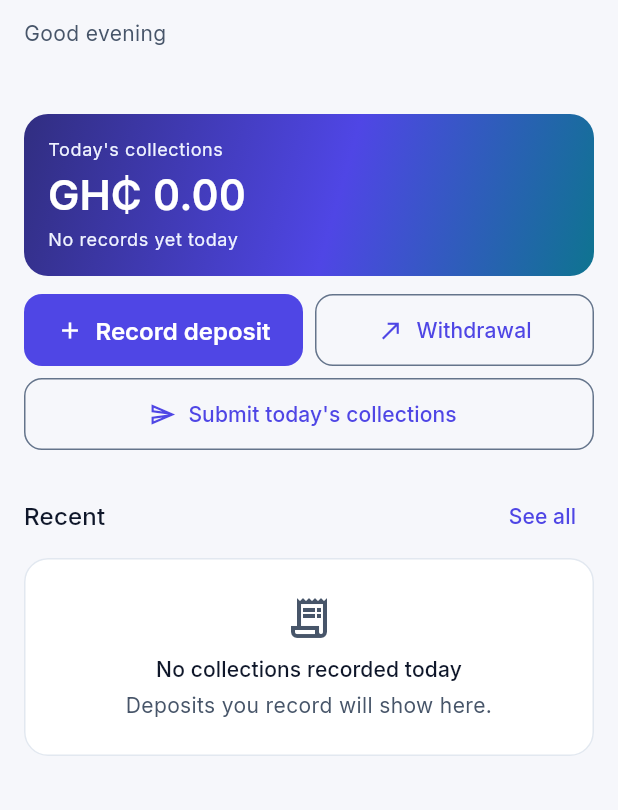
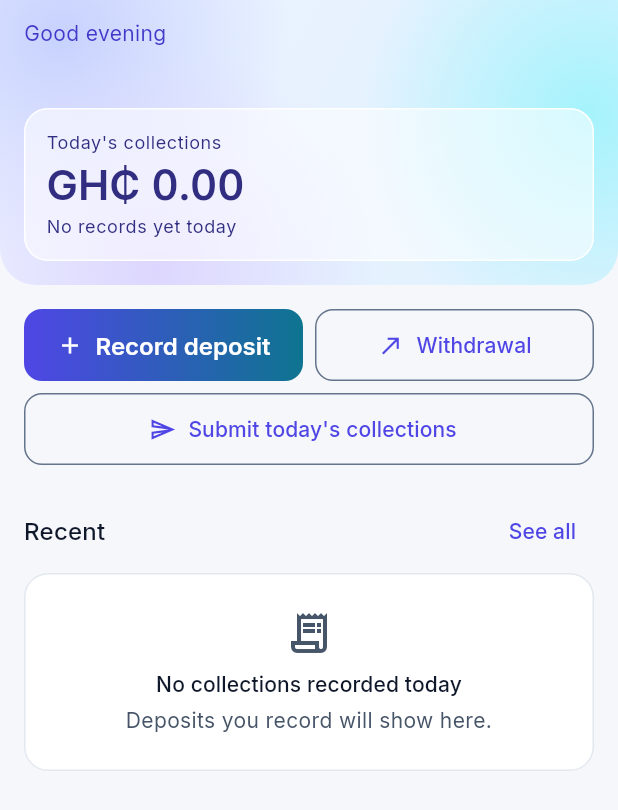
Before and after one commit to Benney-Walker/cash_client, a Flutter app: the HomeScreen screen opened directly with empty values, on a phone screen of 412 x 824 dp. Shown: the top 810 px of the screen. Run offline on Flutter 3.47's test engine with Material 3 defaults, Android fonts, the phone set to English and light mode, and no system bars; our stand-ins replace flutter_secure_storage, package_info_plus, shared_preferences; accounts and stored records are empty.

Commit message:
Restyle the home screen as H1, the wash header
Keeps design A's layout. The pale gradient wash now runs across the
top, under the status bar, with the greeting, the collector's name and
today's total on a glass card. Record deposit is the screen's one
gradient button; Withdrawal and Submit today's collections stay
outlined on the plain page.

GradientWash now takes its child's size (so it works as a header as
well as a full-screen background) and can round its corners. The
frosted card moves to a shared GlassCard used by sign-in and home.
GradientButton gains an optional padding for buttons that share a row.

Co-Authored-By: Claude Opus 5.5 <noreply@anthropic.com>
Claude-Session: https://claude.ai/code/session_014iXCa2UKE3nBUvatNT2K1B

```diff
--- a/lib/auth/login_screen.dart
+++ b/lib/auth/login_screen.dart
@@ -1,6 +1,7 @@
 import 'package:flutter/material.dart';
 import 'package:flutter/services.dart';
 
+import '../common/glass_card.dart';
 import '../common/glass_label.dart';
 import '../common/gradient_button.dart';
 import '../common/gradient_wash.dart';
@@ -124,7 +125,7 @@ class _LoginScreenState extends State<LoginScreen> {
                           constraints: const BoxConstraints(maxWidth: 440),
                           child: Padding(
                             padding: const EdgeInsets.symmetric(horizontal: 16),
-                            child: _GlassCard(child: _buildForm(context)),
+                            child: GlassCard(child: _buildForm(context)),
                           ),
                         ),
                       ),
@@ -276,27 +277,6 @@ class _LoginScreenState extends State<LoginScreen> {
   }
 }
 
-/// The frosted card that holds the form.
-class _GlassCard extends StatelessWidget {
-  const _GlassCard({required this.child});
-
-  final Widget child;
-
-  @override
-  Widget build(BuildContext context) {
-    final gradients = AppGradients.of(context);
-    return Container(
-      padding: const EdgeInsets.all(20),
-      decoration: BoxDecoration(
-        color: gradients.glassFill,
-        border: Border.all(color: gradients.glassBorder),
-        borderRadius: BorderRadius.circular(20),
-      ),
-      child: child,
-    );
-  }
-}
-
 /// A message above the button: an error after a failed sign-in, or a notice
 /// when the backend ended the session. Solid tints, so they read the same on
 /// any part of the wash.
--- /dev/null
+++ b/lib/common/glass_card.dart
@@ -0,0 +1,36 @@
+import 'package:flutter/material.dart';
+
+import '../theme/app_gradients.dart';
+
+/// A frosted card for content on the gradient wash: the sign-in form and
+/// today's total on the home screen.
+///
+/// Text on it should use `AppGradients.panelText`. The lighter
+/// `panelTextSecondary` and the error reds fall below 4.5:1 on dark-mode
+/// glass where it crosses the teal glow (see app_gradients_test.dart).
+class GlassCard extends StatelessWidget {
+  const GlassCard({
+    super.key,
+    required this.child,
+    this.padding = const EdgeInsets.all(20),
+    this.radius = 20,
+  });
+
+  final Widget child;
+  final EdgeInsetsGeometry padding;
+  final double radius;
+
+  @override
+  Widget build(BuildContext context) {
+    final gradients = AppGradients.of(context);
+    return Container(
+      padding: padding,
+      decoration: BoxDecoration(
+        color: gradients.glassFill,
+        border: Border.all(color: gradients.glassBorder),
+        borderRadius: BorderRadius.circular(radius),
+      ),
+      child: child,
+    );
+  }
+}
--- a/lib/common/gradient_button.dart
+++ b/lib/common/gradient_button.dart
@@ -15,12 +15,17 @@ class GradientButton extends StatelessWidget {
     super.key,
     required this.onPressed,
     required this.child,
+    this.padding,
   });
 
   /// Null while busy or unavailable. The button is then dimmed and ignores
   /// presses.
   final VoidCallback? onPressed;
   final Widget child;
+
+  /// Overrides the theme's side padding, for a button that shares a row
+  /// with another. (The one addition to the desktop app's copy.)
+  final EdgeInsetsGeometry? padding;
 
   @override
   Widget build(BuildContext context) {
@@ -42,6 +47,7 @@ class GradientButton extends StatelessWidget {
             foregroundColor: gradients.onButton,
             disabledForegroundColor: gradients.onButton,
             shadowColor: Colors.transparent,
+            padding: padding,
           ),
           child: child,
         ),
--- a/lib/common/gradient_wash.dart
+++ b/lib/common/gradient_wash.dart
@@ -2,18 +2,24 @@ import 'package:flutter/material.dart';
 
 import '../theme/app_gradients.dart';
 
-/// The pale gradient wash with soft glows, behind the sign-in screen.
+/// The pale gradient wash with soft glows: behind the sign-in screen and
+/// across the top of the home screen.
 ///
 /// Same colours as the desktop app's sign-in panel. Text on it uses
 /// `AppGradients.panelText` and `panelTextSecondary`, which are checked for
 /// contrast against every part of the wash, glows included.
+///
+/// It takes the size of [child], so it works both as a full-screen
+/// background and as a header inside a list.
 class GradientWash extends StatelessWidget {
-  const GradientWash({super.key, required this.child});
+  const GradientWash({super.key, required this.child, this.borderRadius});
 
   final Widget child;
 
-  // Where the glows sit on a tall phone screen; matched to the colours by
-  // index.
+  /// Rounds the wash's corners, for example the bottom of a header.
+  final BorderRadius? borderRadius;
+
+  // Where the glows sit; matched to the colours by index.
   static const _glowCentres = [
     Alignment(-0.8, -0.75),
     Alignment(0.9, -0.2),
@@ -23,8 +29,11 @@ class GradientWash extends StatelessWidget {
   @override
   Widget build(BuildContext context) {
     final gradients = AppGradients.of(context);
+    final radius = borderRadius ?? BorderRadius.zero;
 
-    return DecoratedBox(
+    return ClipRRect(
+      borderRadius: radius,
+      child: DecoratedBox(
         decoration: BoxDecoration(gradient: gradients.panel),
         child: Stack(
           children: [
@@ -43,8 +52,10 @@ class GradientWash extends StatelessWidget {
                   ),
                 ),
               ),
-          Positioned.fill(child: child),
+            // Not positioned, so the stack (and the wash) takes its size.
+            child,
           ],
+        ),
       ),
     );
   }
--- a/lib/home/home_screen.dart
+++ b/lib/home/home_screen.dart
@@ -1,10 +1,15 @@
 import 'package:flutter/material.dart';
+import 'package:flutter/services.dart';
 
+import '../common/glass_card.dart';
+import '../common/gradient_button.dart';
+import '../common/gradient_wash.dart';
 import '../common/names.dart';
-import '../theme/app_status_colors.dart';
+import '../theme/app_gradients.dart';
 
-/// The collector's home: today's total, the main actions, and the most
-/// recent records.
+/// The collector's home, design H1 ("wash header"): the pale gradient wash
+/// across the top with the greeting and today's total on a glass card,
+/// then the actions and recent records on the plain page.
 ///
 /// The backend endpoints for recording and listing collections don't exist
 /// yet, so the totals show an empty day and the actions explain that
@@ -27,55 +32,60 @@ class HomeScreen extends StatelessWidget {
   /// For the greeting; replaceable in tests.
   final DateTime Function() now;
 
+  // Two buttons share a row, so they use less side padding than the theme
+  // default to keep "Record deposit" on one line on a 360dp phone.
+  static const _compactPadding = EdgeInsets.symmetric(horizontal: 12);
+
   @override
   Widget build(BuildContext context) {
     final theme = Theme.of(context);
     final textTheme = theme.textTheme;
-    final scheme = theme.colorScheme;
+    final isDark = theme.brightness == Brightness.dark;
 
-    return Scaffold(
-      body: SafeArea(
-        child: ListView(
-          padding: const EdgeInsets.fromLTRB(16, 12, 16, 24),
+    // The wash runs under the status bar, so its icons follow the wash.
+    return AnnotatedRegion<SystemUiOverlayStyle>(
+      value: isDark ? SystemUiOverlayStyle.light : SystemUiOverlayStyle.dark,
+      child: Scaffold(
+        body: ListView(
+          padding: EdgeInsets.zero,
           children: [
-            Text(
-              greetingFor(now()),
-              style: textTheme.bodyMedium
-                  ?.copyWith(color: scheme.onSurfaceVariant),
-            ),
-            Text(
-              displayName(staffName),
-              key: const Key('home.staffName'),
-              style: textTheme.titleLarge,
-            ),
-            const SizedBox(height: 16),
-            const _TodayCard(),
-            const SizedBox(height: 12),
+            _WashHeader(greeting: greetingFor(now()), name: staffName),
+            Padding(
+              padding: const EdgeInsets.fromLTRB(16, 16, 16, 24),
+              child: Column(
+                crossAxisAlignment: CrossAxisAlignment.stretch,
+                children: [
                   Row(
                     children: [
                       Expanded(
-                  child: FilledButton.icon(
+                        child: GradientButton(
                           key: const Key('home.recordDeposit'),
-                    style: _compactButton,
+                          padding: _compactPadding,
                           onPressed: () => _notAvailable(
                             context,
                             "Recording deposits isn't available yet.",
                           ),
-                    icon: const Icon(Icons.add),
-                    label: const _ButtonLabel('Record deposit'),
+                          child: const _IconLabel(
+                            icon: Icons.add,
+                            label: 'Record deposit',
+                          ),
                         ),
                       ),
                       const SizedBox(width: 8),
                       Expanded(
-                  child: OutlinedButton.icon(
+                        child: OutlinedButton(
                           key: const Key('home.withdrawal'),
-                    style: _compactButton,
+                          style: const ButtonStyle(
+                            padding: WidgetStatePropertyAll(_compactPadding),
+                          ),
                           onPressed: () => _notAvailable(
                             context,
                             "Withdrawal requests aren't available yet.",
                           ),
-                    icon: const Icon(Icons.north_east),
-                    label: const _ButtonLabel('Withdrawal'),
+                          child: const _IconLabel(
+                            icon: Icons.north_east,
+                            label: 'Withdrawal',
+                          ),
                         ),
                       ),
                     ],
@@ -93,7 +103,9 @@ class HomeScreen extends StatelessWidget {
                   const SizedBox(height: 20),
                   Row(
                     children: [
-                Expanded(child: Text('Recent', style: textTheme.titleMedium)),
+                      Expanded(
+                        child: Text('Recent', style: textTheme.titleMedium),
+                      ),
                       TextButton(
                         key: const Key('home.seeAll'),
                         onPressed: onSeeAll,
@@ -106,14 +118,11 @@ class HomeScreen extends StatelessWidget {
                 ],
               ),
             ),
+          ],
+        ),
+      ),
     );
   }
-
-  // Two buttons share a row, so they use less side padding than the theme
-  // default to keep "Record deposit" on one line on a 360dp phone.
-  static const _compactButton = ButtonStyle(
-    padding: WidgetStatePropertyAll(EdgeInsets.symmetric(horizontal: 12)),
-  );
 
   static void _notAvailable(BuildContext context, String message) {
     ScaffoldMessenger.of(context)
@@ -133,55 +142,105 @@ String greetingFor(DateTime time) {
   return 'Good evening';
 }
 
-class _ButtonLabel extends StatelessWidget {
-  const _ButtonLabel(this.text);
+/// The wash across the top: greeting, name and today's total.
+class _WashHeader extends StatelessWidget {
+  const _WashHeader({required this.greeting, required this.name});
 
-  final String text;
+  final String greeting;
+  final String name;
 
   @override
-  Widget build(BuildContext context) =>
-      Text(text, maxLines: 1, overflow: TextOverflow.ellipsis);
+  Widget build(BuildContext context) {
+    final gradients = AppGradients.of(context);
+    final textTheme = Theme.of(context).textTheme;
+    final topInset = MediaQuery.paddingOf(context).top;
+
+    return GradientWash(
+      borderRadius: const BorderRadius.vertical(bottom: Radius.circular(24)),
+      child: Padding(
+        padding: EdgeInsets.fromLTRB(16, topInset + 12, 16, 16),
+        child: Column(
+          crossAxisAlignment: CrossAxisAlignment.stretch,
+          children: [
+            // On the open wash the lighter secondary tone is readable
+            // (at least 5:1); on the glass card below it isn't, so the card
+            // uses panelText throughout.
+            Text(
+              greeting,
+              style: textTheme.bodyMedium
+                  ?.copyWith(color: gradients.panelTextSecondary),
+            ),
+            Text(
+              displayName(name),
+              key: const Key('home.staffName'),
+              style: textTheme.titleLarge?.copyWith(
+                color: gradients.panelText,
+                fontWeight: FontWeight.w600,
+              ),
+            ),
+            const SizedBox(height: 12),
+            const _TodayCard(),
+          ],
+        ),
+      ),
+    );
+  }
 }
 
-/// Today's total, on the hero gradient. Until the backend can report the
-/// day's records, it shows an empty day.
+/// Today's total on a glass card. Until the backend can report the day's
+/// records, it shows an empty day.
 class _TodayCard extends StatelessWidget {
   const _TodayCard();
 
   @override
   Widget build(BuildContext context) {
-    final status = AppStatusColors.of(context);
+    final gradients = AppGradients.of(context);
     final textTheme = Theme.of(context).textTheme;
-    final secondary = textTheme.bodySmall?.copyWith(
-      color: status.onHeroSecondary,
-    );
+    final label = textTheme.bodySmall?.copyWith(color: gradients.panelText);
 
-    return DecoratedBox(
-      decoration: BoxDecoration(
-        gradient: status.heroGradient,
-        borderRadius: BorderRadius.circular(16),
-      ),
-      child: Padding(
-        padding: const EdgeInsets.all(16),
+    return GlassCard(
+      padding: const EdgeInsets.all(14),
+      radius: 16,
       child: Column(
         crossAxisAlignment: CrossAxisAlignment.start,
         children: [
-            Text("Today's collections", style: secondary),
-            const SizedBox(height: 4),
+          Text("Today's collections", style: label),
+          const SizedBox(height: 2),
           Text(
             'GH₵ 0.00',
             key: const Key('home.todayTotal'),
             style: textTheme.headlineMedium?.copyWith(
-                color: status.onHero,
+              color: gradients.panelText,
               fontWeight: FontWeight.w600,
               fontFeatures: const [FontFeature.tabularFigures()],
             ),
           ),
-            const SizedBox(height: 4),
-            Text('No records yet today', style: secondary),
+          const SizedBox(height: 2),
+          Text('No records yet today', style: label),
         ],
       ),
+    );
+  }
+}
+
+/// An icon and a label that shortens with "…" instead of overflowing.
+class _IconLabel extends StatelessWidget {
+  const _IconLabel({required this.icon, required this.label});
+
+  final IconData icon;
+  final String label;
+
+  @override
+  Widget build(BuildContext context) {
+    return Row(
+      mainAxisSize: MainAxisSize.min,
+      children: [
+        Icon(icon, size: 18),
+        const SizedBox(width: 8),
+        Flexible(
+          child: Text(label, maxLines: 1, overflow: TextOverflow.ellipsis),
         ),
+      ],
     );
   }
 }
```
Also changed, not shown: 2 other files. Lines whose indentation alone changed are shown as unchanged.
